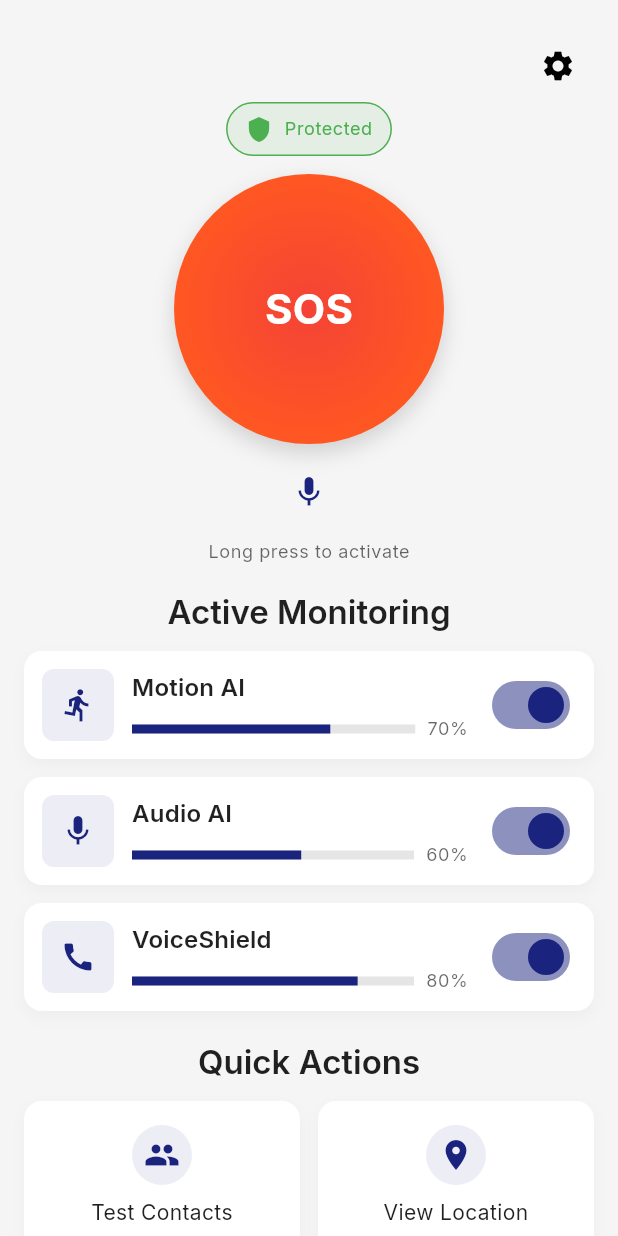
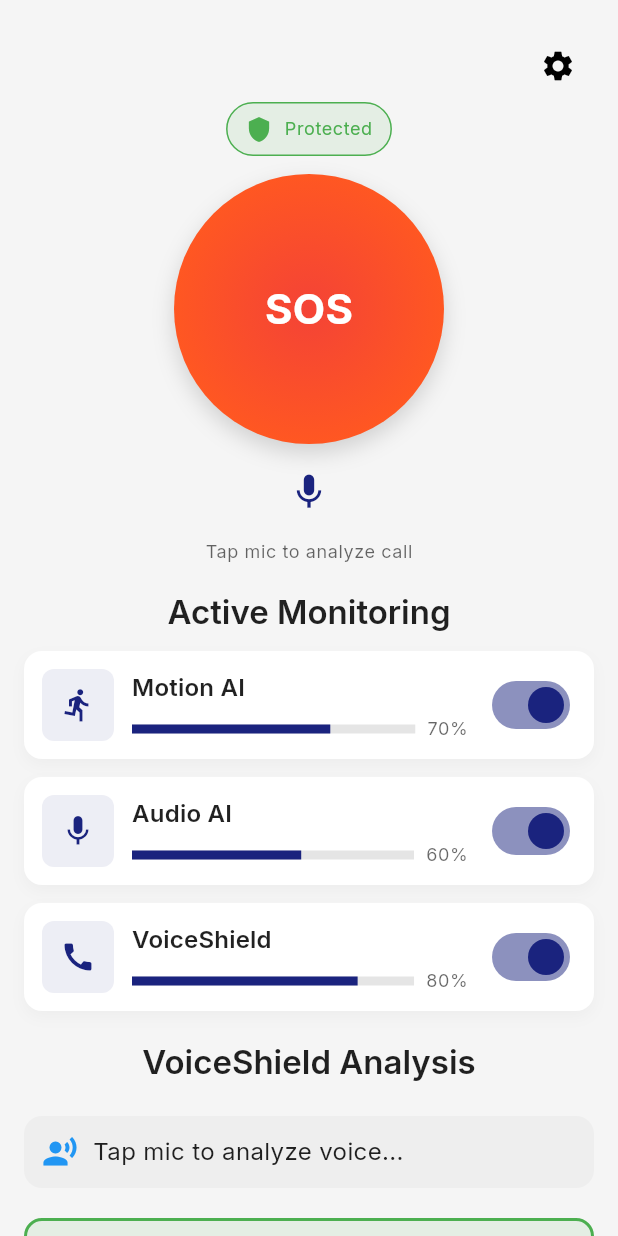
Before and after one commit to kannikakh/silentshield, a Flutter app: the HomeDashboardInitialPage screen opened directly, on a phone screen of 412 x 824 dp. Run offline on Flutter 3.47's test engine with Material 3 defaults, Android fonts, the phone set to English and light mode, and no system bars; our stand-ins replace cached_network_image, cloud_firestore, connectivity_plus, firebase_auth, firebase_core, firebase_storage and 14 more; missing offline and left inert: record; accounts and stored records are empty; network calls fail.

Commit message:
ai-integration

```diff
--- a/lib/presentation/home_dashboard/home_dashboard_initial_page.dart
+++ b/lib/presentation/home_dashboard/home_dashboard_initial_page.dart
@@ -1,11 +1,16 @@
 import 'package:flutter/material.dart';
 
-// imported widgets live under presentation/home_dashboard/widgets/
+// existing widgets
 import 'widgets/monitoring_card.dart';
 import 'widgets/quick_action_card.dart';
 import 'widgets/sos_button.dart';
 import 'widgets/status_badge.dart';
 import '../../routes/app_routes.dart';
+
+// AI + widgets
+import '../../services/ai_service.dart';
+import '../../widgets/transcript_widget.dart';
+import '../../widgets/risk_meter_widget.dart';
 
 class HomeDashboardInitialPage extends StatefulWidget {
   const HomeDashboardInitialPage({super.key});
@@ -20,55 +25,64 @@ class _HomeDashboardInitialPageState extends State<HomeDashboardInitialPage> {
   bool _audioEnabled = true;
   bool _voiceShieldEnabled = true;
 
-  void _openVoiceNoteRecorder() {
-    showModalBottomSheet(
-      context: context,
-      isScrollControlled: true,
-      backgroundColor: Colors.transparent,
-      builder: (context) {
-        final theme = Theme.of(context);
-        return Container(
-          padding: const EdgeInsets.all(20),
-          decoration: BoxDecoration(
-            color: theme.colorScheme.surface,
-            borderRadius: const BorderRadius.vertical(top: Radius.circular(16)),
-          ),
-          child: Column(
-            mainAxisSize: MainAxisSize.min,
-            children: [
-              Text(
-                'Record Voice Note',
-                style: theme.textTheme.titleLarge?.copyWith(
-                  fontWeight: FontWeight.w600,
-                ),
-              ),
-              const SizedBox(height: 12),
-              Icon(Icons.mic, size: 48, color: theme.colorScheme.primary),
-              const SizedBox(height: 12),
-              Text('Tap to start recording', style: theme.textTheme.bodyMedium),
-              const SizedBox(height: 16),
-              Row(
-                children: [
-                  Expanded(
-                    child: OutlinedButton(
-                      onPressed: () => Navigator.of(context).pop(),
-                      child: const Text('Cancel'),
-                    ),
-                  ),
-                  const SizedBox(width: 12),
-                  Expanded(
-                    child: ElevatedButton(
-                      onPressed: () => Navigator.of(context).pop(),
-                      child: const Text('Record'),
-                    ),
-                  ),
-                ],
-              ),
-            ],
+  String _transcript = "";
+  double _risk = 0.0;
+  String _label = "safe";
+  bool _loading = false;
+
+  // 🔥 AI FUNCTION
+  void _runVoiceShieldTest() async {
+    if (!_voiceShieldEnabled || !_audioEnabled) return;
+
+    final samples = [
+      "your account is blocked share otp",
+      "you won a prize click link",
+      "hello how are you",
+      "urgent update your info",
+      "let's catch up soon",
+    ];
+
+    samples.shuffle();
+    final testText = samples.first;
+
+    try {
+      setState(() {
+        _loading = true;
+        _transcript = "";
+      });
+
+      // ✨ Fake typing effect
+      for (int i = 0; i < testText.length; i++) {
+        await Future.delayed(const Duration(milliseconds: 25));
+        setState(() {
+          _transcript += testText[i];
+        });
+      }
+
+      final result = await AIService.analyzeText(testText);
+
+      setState(() {
+        _risk = result["risk"];
+        _label = result["label"];
+        _loading = false;
+      });
+
+      // 🚨 ALERT (SnackBar instead of popup)
+      if (_risk >= 0.7) {
+        ScaffoldMessenger.of(context).showSnackBar(
+          const SnackBar(
+            backgroundColor: Colors.red,
+            content: Text("⚠️ Scam call detected!"),
           ),
         );
-      },
-    );
+      }
+    } catch (e) {
+      setState(() => _loading = false);
+
+      ScaffoldMessenger.of(context).showSnackBar(
+        const SnackBar(content: Text("Error connecting to AI service")),
+      );
+    }
   }
 
   @override
@@ -88,7 +102,8 @@ class _HomeDashboardInitialPageState extends State<HomeDashboardInitialPage> {
               crossAxisAlignment: CrossAxisAlignment.stretch,
               children: [
                 const SizedBox(height: 8),
-                // Top row: spacer + settings
+
+                // 🔹 Top bar
                 Row(
                   children: [
                     const Expanded(child: SizedBox()),
@@ -102,37 +117,45 @@ class _HomeDashboardInitialPageState extends State<HomeDashboardInitialPage> {
                     ),
                   ],
                 ),
-                // Protected badge
+
+                // 🔹 Status badge
                 Align(
                   alignment: Alignment.center,
                   child: StatusBadge(protected: true),
                 ),
                 const SizedBox(height: 12),
 
-                // Big SOS button
+                // 🔴 SOS + MIC
                 Center(
                   child: Column(
                     children: [
                       const SosButton(),
                       const SizedBox(height: 8),
-                      // small voice note button under SOS
+
+                      // 🔥 MIC BUTTON (NO POPUP NOW)
                       IconButton(
-                        onPressed: _openVoiceNoteRecorder,
-                        icon: Icon(Icons.mic, color: theme.colorScheme.primary),
+                        onPressed: _runVoiceShieldTest,
+                        icon: Icon(
+                          Icons.mic,
+                          size: 28,
+                          color: theme.colorScheme.primary,
+                        ),
                       ),
                     ],
                   ),
                 ),
+
                 const SizedBox(height: 8),
                 Center(
                   child: Text(
-                    'Long press to activate',
+                    'Tap mic to analyze call',
                     style: theme.textTheme.bodySmall,
                   ),
                 ),
+
                 const SizedBox(height: 18),
 
-                // Active Monitoring header
+                // 🔹 Monitoring
                 Text(
                   'Active Monitoring',
                   style: theme.textTheme.titleLarge,
@@ -140,7 +163,6 @@ class _HomeDashboardInitialPageState extends State<HomeDashboardInitialPage> {
                 ),
                 const SizedBox(height: 12),
 
-                // Monitoring cards
                 MonitoringCard(
                   title: 'Motion AI',
                   icon: Icons.directions_run,
@@ -149,6 +171,7 @@ class _HomeDashboardInitialPageState extends State<HomeDashboardInitialPage> {
                   onChanged: (v) => setState(() => _motionEnabled = v),
                 ),
                 const SizedBox(height: 12),
+
                 MonitoringCard(
                   title: 'Audio AI',
                   icon: Icons.mic,
@@ -157,6 +180,7 @@ class _HomeDashboardInitialPageState extends State<HomeDashboardInitialPage> {
                   onChanged: (v) => setState(() => _audioEnabled = v),
                 ),
                 const SizedBox(height: 12),
+
                 MonitoringCard(
                   title: 'VoiceShield',
                   icon: Icons.call,
@@ -166,6 +190,30 @@ class _HomeDashboardInitialPageState extends State<HomeDashboardInitialPage> {
                 ),
 
                 const SizedBox(height: 20),
+
+                // 🔥 VOICESHIELD OUTPUT
+                if (_voiceShieldEnabled) ...[
+                  Text(
+                    'VoiceShield Analysis',
+                    style: theme.textTheme.titleLarge,
+                    textAlign: TextAlign.center,
+                  ),
+                  const SizedBox(height: 12),
+
+                  if (_loading) const CircularProgressIndicator(),
+
+                  TranscriptWidget(
+                    text: _transcript.isEmpty
+                        ? "Tap mic to analyze voice..."
+                        : _transcript,
+                  ),
+
+                  RiskMeterWidget(risk: _risk, label: _label),
+                ],
+
+                const SizedBox(height: 20),
+
+                // 🔹 Quick Actions
                 Text(
                   'Quick Actions',
                   style: theme.textTheme.titleLarge,
@@ -173,7 +221,6 @@ class _HomeDashboardInitialPageState extends State<HomeDashboardInitialPage> {
                 ),
                 const SizedBox(height: 12),
 
-                // Quick action grid
                 Row(
                   children: [
                     Expanded(
@@ -195,7 +242,9 @@ class _HomeDashboardInitialPageState extends State<HomeDashboardInitialPage> {
                     ),
                   ],
                 ),
+
                 const SizedBox(height: 12),
+
                 Center(
                   child: QuickActionCard(
                     label: 'Switch to SMS Mode',
--- /dev/null
+++ b/lib/services/ai_service.dart
@@ -0,0 +1,20 @@
+import 'dart:convert';
+import 'package:http/http.dart' as http;
+
+class AIService {
+  static Future<Map<String, dynamic>> analyzeText(String text) async {
+    final url = Uri.parse("http://127.0.0.1:8000/analyze-call");
+
+    final response = await http.post(
+      url,
+      headers: {"Content-Type": "application/json"},
+      body: jsonEncode({"text": text}),
+    );
+
+    if (response.statusCode == 200) {
+      return jsonDecode(response.body);
+    } else {
+      throw Exception("Failed to analyze text");
+    }
+  }
+}
--- /dev/null
+++ b/lib/widgets/risk_meter_widget.dart
@@ -0,0 +1,53 @@
+import 'package:flutter/material.dart';
+
+class RiskMeterWidget extends StatelessWidget {
+  final double risk;
+  final String label;
+
+  const RiskMeterWidget({
+    super.key,
+    required this.risk,
+    required this.label,
+  });
+
+  Color getColor() {
+    if (risk >= 0.7) return Colors.red;
+    if (risk >= 0.4) return Colors.orange;
+    return Colors.green;
+  }
+
+  @override
+  Widget build(BuildContext context) {
+    return Container(
+      padding: const EdgeInsets.all(16),
+      margin: const EdgeInsets.symmetric(vertical: 10),
+      decoration: BoxDecoration(
+        color: getColor().withOpacity(0.1),
+        borderRadius: BorderRadius.circular(12),
+        border: Border.all(color: getColor(), width: 2),
+      ),
+      child: Column(
+        crossAxisAlignment: CrossAxisAlignment.start,
+        children: [
+          Text(
+            "Risk Level: ${label.toUpperCase()}",
+            style: TextStyle(
+              fontSize: 18,
+              fontWeight: FontWeight.bold,
+              color: getColor(),
+            ),
+          ),
+          const SizedBox(height: 10),
+          LinearProgressIndicator(
+            value: risk,
+            minHeight: 10,
+            backgroundColor: Colors.grey.shade300,
+            valueColor: AlwaysStoppedAnimation(getColor()),
+          ),
+          const SizedBox(height: 5),
+          Text("Risk Score: ${(risk * 100).toInt()}%"),
+        ],
+      ),
+    );
+  }
+}
--- /dev/null
+++ b/lib/widgets/transcript_widget.dart
@@ -0,0 +1,32 @@
+import 'package:flutter/material.dart';
+
+class TranscriptWidget extends StatelessWidget {
+  final String text;
+
+  const TranscriptWidget({super.key, required this.text});
+
+  @override
+  Widget build(BuildContext context) {
+    return Container(
+      padding: const EdgeInsets.all(12),
+      margin: const EdgeInsets.symmetric(vertical: 10),
+      decoration: BoxDecoration(
+        color: Colors.grey.shade200,
+        borderRadius: BorderRadius.circular(12),
+      ),
+      child: Row(
+        crossAxisAlignment: CrossAxisAlignment.start,
+        children: [
+          const Icon(Icons.record_voice_over, color: Colors.blue),
+          const SizedBox(width: 10),
+          Expanded(
+            child: Text(
+              text.isEmpty ? "No transcript available..." : text,
+              style: const TextStyle(fontSize: 16),
+            ),
+          ),
+        ],
+      ),
+    );
+  }
+}
```
Also changed, not shown: 3 other files.
